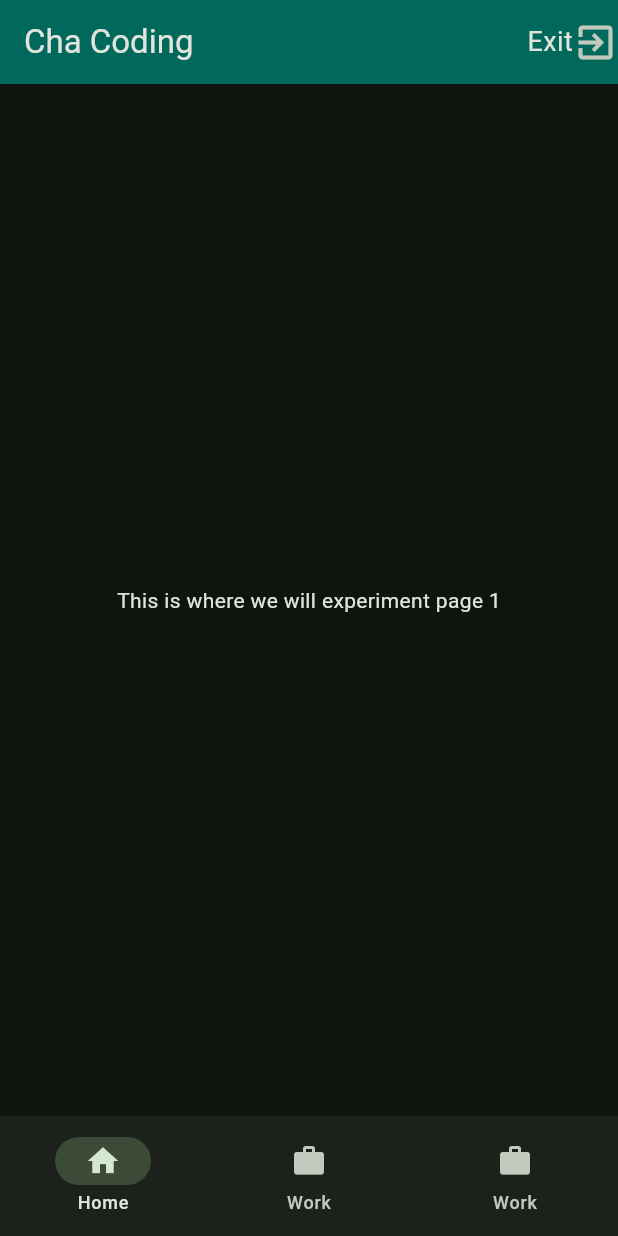
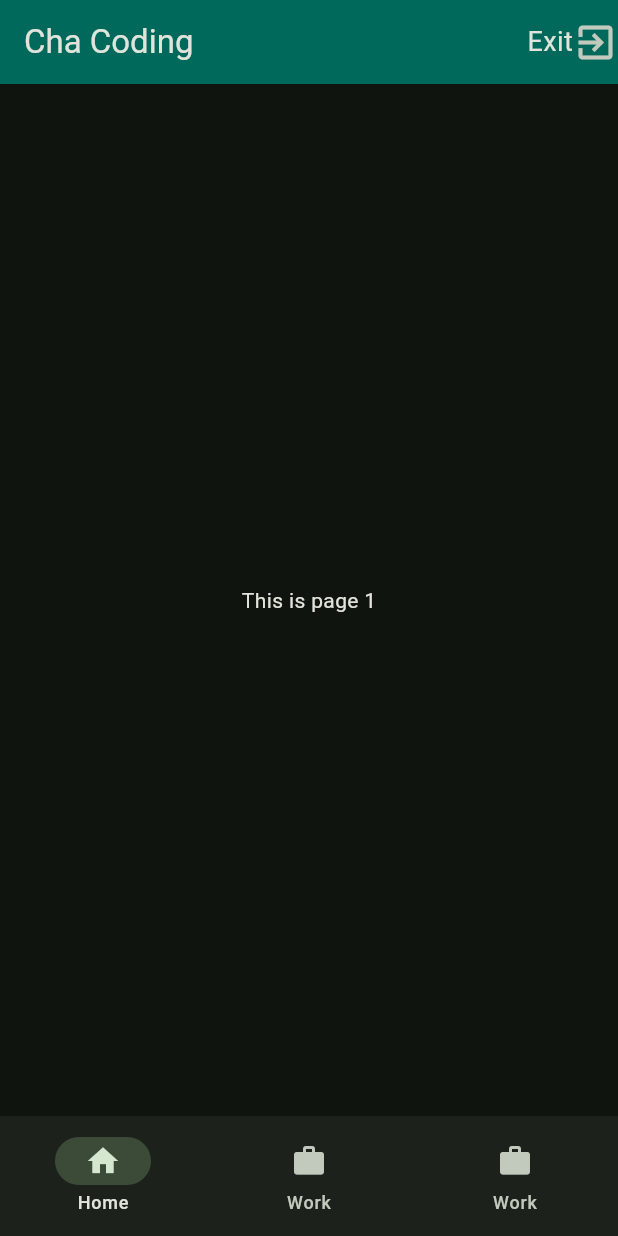
Before and after one commit to iktiarnazib/Flutterapp, a Flutter app: the screen it shows after launch, on a phone screen of 412 x 824 dp. Run offline on Flutter 3.47's test engine with Material 3 defaults, Android fonts, the phone set to English and light mode, and no system bars.

Commit message:
Revert "Experiment"

```diff
--- a/lib/main.dart
+++ b/lib/main.dart
@@ -15,7 +15,7 @@ class MyApp extends StatelessWidget {
   @override
   Widget build(BuildContext context) {
     return MaterialApp(
-      debugShowCheckedModeBanner: true,
+      debugShowCheckedModeBanner: false,
       theme: ThemeData(
         colorScheme: ColorScheme.fromSeed(
           seedColor: Colors.green,
@@ -92,10 +92,10 @@ class _HomePageState extends State<HomePage> {
       //   ),
       // ),
       body: clientSelection == 0
-          ? Center(child: Text("This is where we will experiment page 1"))
+          ? Center(child: Text("This is page 1"))
           : clientSelection == 1
-          ? Center(child: Text("This is where we will experiment page 2"))
-          : Center(child: Text("This is page where we will experiment 3")),
+          ? Center(child: Text("This is page 2"))
+          : Center(child: Text("This is page 3")),
       bottomNavigationBar: NavigationBar(
         destinations: [
           NavigationDestination(icon: Icon(Icons.home), label: 'Home'),
```
Also changed, not shown: lib/views/pages/home_page.dart (deleted, +0 -10 lines), lib/views/pages/profile_page.dart (deleted, +0 -10 lines), lib/views/pages/setting_page.dart (deleted, +0 -10 lines), lib/views/widget_tree.dart (deleted).
